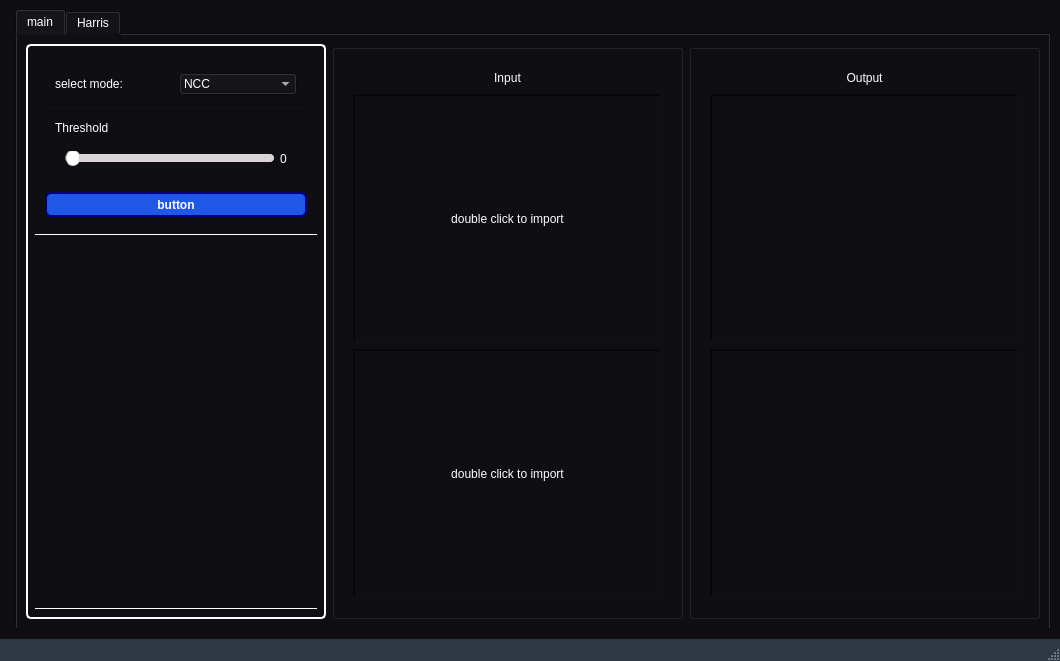
Eagle-E-Y-E/KeyMatch, file ui.ui: the form before one commit.
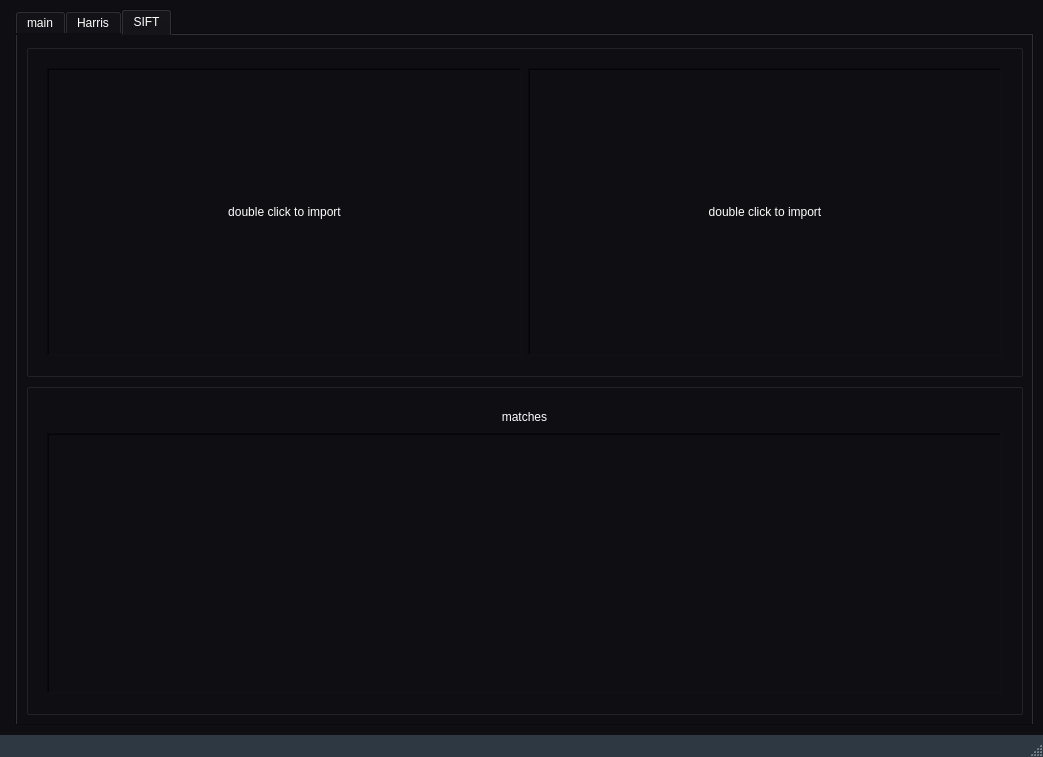
The form after the commit. The open tabs and pages were chosen to show the change. Icons and pictures are not drawn.

```diff
--- a/ui.ui
+++ b/ui.ui
@@ -6,8 +6,8 @@
    <rect>
     <x>0</x>
     <y>0</y>
-    <width>1060</width>
-    <height>661</height>
+    <width>1043</width>
+    <height>757</height>
    </rect>
   </property>
   <property name="windowTitle">
@@ -2152,6 +2152,194 @@
         </item>
        </layout>
       </widget>
+      <widget class="QWidget" name="tab_3">
+       <attribute name="title">
+        <string>SIFT</string>
+       </attribute>
+       <layout class="QVBoxLayout" name="verticalLayout_27">
+        <item>
+         <widget class="QGroupBox" name="groupBox_9">
+          <property name="title">
+           <string/>
+          </property>
+          <layout class="QGridLayout" name="gridLayout_26">
+           <item row="1" column="0">
+            <layout class="QVBoxLayout" name="verticalLayout_21">
+             <property name="spacing">
+              <number>0</number>
+             </property>
+             <item>
+              <layout class="QVBoxLayout" name="verticalLayout_22">
+               <item>
+                <widget class="QGroupBox" name="groupBox_10">
+                 <property name="minimumSize">
+                  <size>
+                   <width>250</width>
+                   <height>0</height>
+                  </size>
+                 </property>
+                 <property name="styleSheet">
+                  <string notr="true">QGroupBox {
+    border: none; /* or border: 0; */
+}
+
+QGroupBox::title {
+    subcontrol-origin: margin;
+    subcontrol-position: top left;
+    padding: 0 5px; /* Optional padding for the title */
+}
+
+</string>
+                 </property>
+                 <property name="title">
+                  <string/>
+                 </property>
+                 <layout class="QHBoxLayout" name="horizontalLayout_10">
+                  <item>
+                   <widget class="QLabel" name="SIFT_input_img1">
+                    <property name="sizePolicy">
+                     <sizepolicy hsizetype="Preferred" vsizetype="Preferred">
+                      <horstretch>0</horstretch>
+                      <verstretch>0</verstretch>
+                     </sizepolicy>
+                    </property>
+                    <property name="minimumSize">
+                     <size>
+                      <width>0</width>
+                      <height>0</height>
+                     </size>
+                    </property>
+                    <property name="maximumSize">
+                     <size>
+                      <width>16777215</width>
+                      <height>16777215</height>
+                     </size>
+                    </property>
+                    <property name="frameShape">
+                     <enum>QFrame::WinPanel</enum>
+                    </property>
+                    <property name="frameShadow">
+                     <enum>QFrame::Sunken</enum>
+                    </property>
+                    <property name="text">
+                     <string>double click to import</string>
+                    </property>
+                    <property name="scaledContents">
+                     <bool>true</bool>
+                    </property>
+                    <property name="alignment">
+                     <set>Qt::AlignCenter</set>
+                    </property>
+                   </widget>
+                  </item>
+                  <item>
+                   <widget class="QLabel" name="SIFT_input_img2">
+                    <property name="frameShape">
+                     <enum>QFrame::WinPanel</enum>
+                    </property>
+                    <property name="frameShadow">
+                     <enum>QFrame::Sunken</enum>
+                    </property>
+                    <property name="text">
+                     <string>double click to import</string>
+                    </property>
+                    <property name="alignment">
+                     <set>Qt::AlignCenter</set>
+                    </property>
+                   </widget>
+                  </item>
+                 </layout>
+                </widget>
+               </item>
+              </layout>
+             </item>
+            </layout>
+           </item>
+          </layout>
+         </widget>
+        </item>
+        <item>
+         <widget class="QGroupBox" name="groupBox_11">
+          <property name="title">
+           <string/>
+          </property>
+          <layout class="QGridLayout" name="gridLayout_27">
+           <item row="1" column="0">
+            <layout class="QVBoxLayout" name="verticalLayout_24">
+             <property name="spacing">
+              <number>0</number>
+             </property>
+             <item>
+              <layout class="QVBoxLayout" name="verticalLayout_25">
+               <item>
+                <widget class="QGroupBox" name="groupBox_12">
+                 <property name="minimumSize">
+                  <size>
+                   <width>250</width>
+                   <height>0</height>
+                  </size>
+                 </property>
+                 <property name="styleSheet">
+                  <string notr="true">QGroupBox {
+    border: none; /* or border: 0; */
+}
+
+QGroupBox::title {
+    subcontrol-origin: margin;
+    subcontrol-position: top left;
+    padding: 0 5px; /* Optional padding for the title */
+}
+
+</string>
+                 </property>
+                 <property name="title">
+                  <string/>
+                 </property>
+                 <layout class="QVBoxLayout" name="verticalLayout_26">
+                  <item>
+                   <widget class="QLabel" name="label_13">
+                    <property name="maximumSize">
+                     <size>
+                      <width>16777215</width>
+                      <height>20</height>
+                     </size>
+                    </property>
+                    <property name="text">
+                     <string>matches</string>
+                    </property>
+                    <property name="alignment">
+                     <set>Qt::AlignCenter</set>
+                    </property>
+                   </widget>
+                  </item>
+                  <item>
+                   <widget class="QGraphicsView" name="SIFT_output_img1_GV">
+                    <property name="sizePolicy">
+                     <sizepolicy hsizetype="Preferred" vsizetype="Preferred">
+                      <horstretch>0</horstretch>
+                      <verstretch>0</verstretch>
+                     </sizepolicy>
+                    </property>
+                    <property name="frameShape">
+                     <enum>QFrame::WinPanel</enum>
+                    </property>
+                    <property name="frameShadow">
+                     <enum>QFrame::Sunken</enum>
+                    </property>
+                   </widget>
+                  </item>
+                 </layout>
+                </widget>
+               </item>
+              </layout>
+             </item>
+            </layout>
+           </item>
+          </layout>
+         </widget>
+        </item>
+       </layout>
+      </widget>
      </widget>
     </item>
    </layout>
```
Left out of the diff: 2 changed lines with no effect on the pictures.
